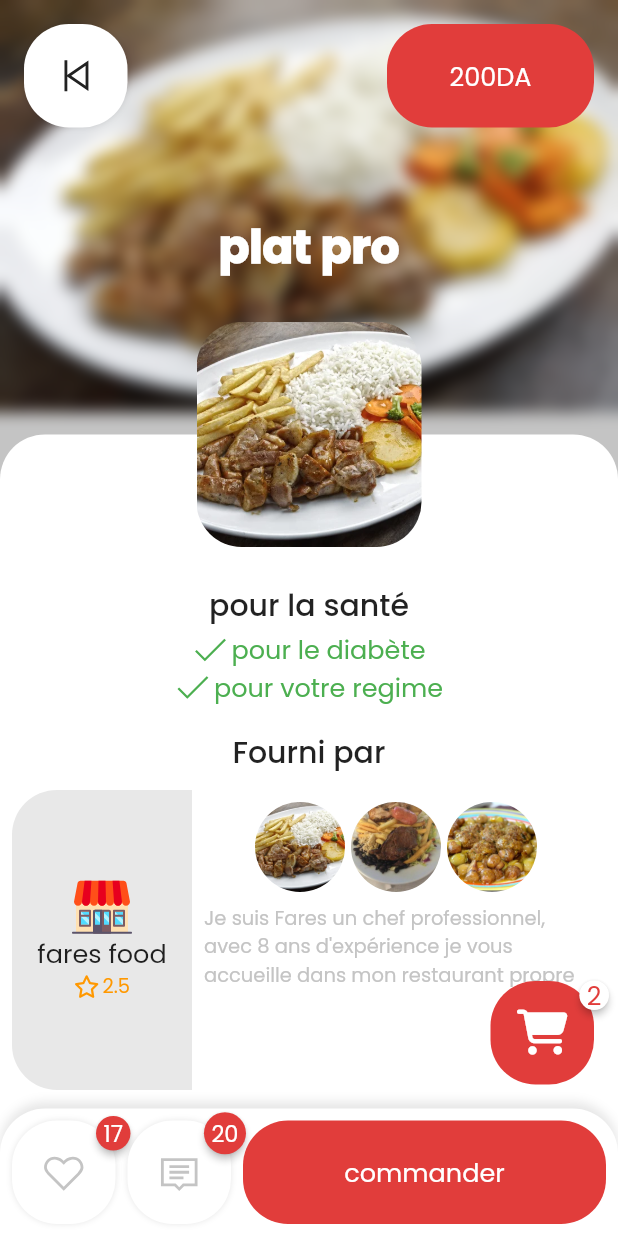
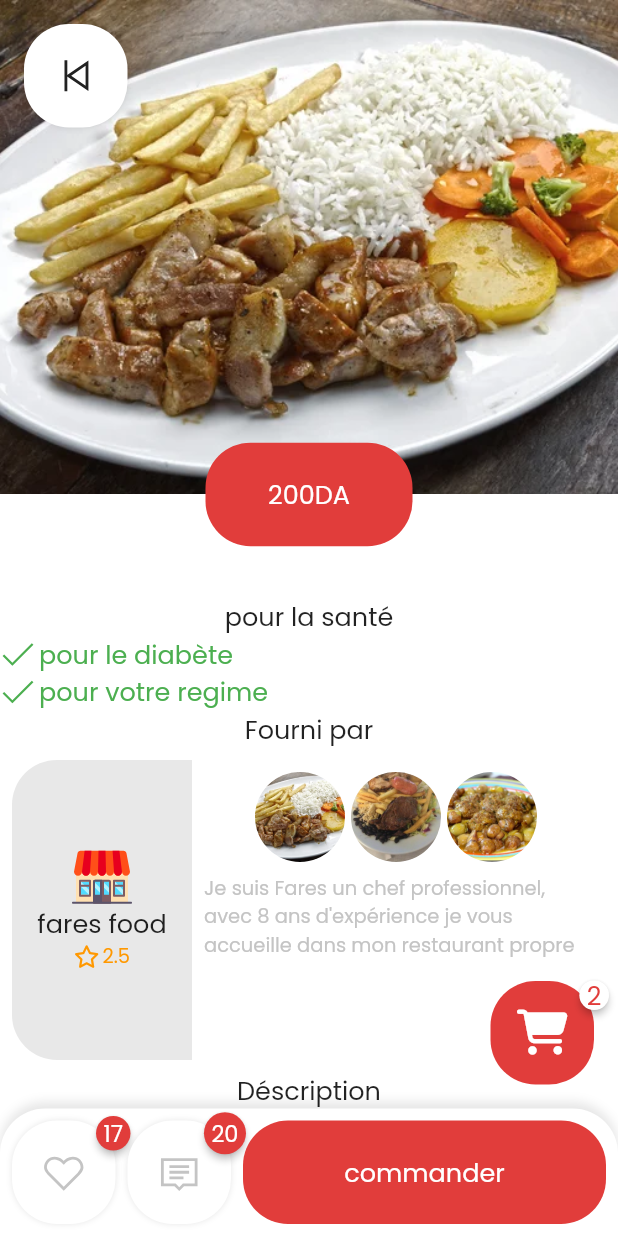
Before and after one commit to HoussemRabah/maclat, a Flutter app: the screen it shows after launch, on a phone screen of 412 x 824 dp. Run offline on Flutter 3.47's test engine with Material 2 defaults, Android fonts, the phone set to English and light mode, and no system bars; drawn by our look-alikes of badges, blur; our stand-ins replace card_swiper, dots_indicator, flutter_custom_clippers, flutter_svg, font_awesome_flutter, line_icons and 1 more.

Commit message:
improve UI

```diff
--- a/lib/UI/Screens/food.dart
+++ b/lib/UI/Screens/food.dart
@@ -37,56 +37,70 @@ class _FoodScreenState extends State<FoodScreen> {
               child: Column(
                 children: [
                   SizedBox(
-                    height: MediaQuery.of(context).size.height * 0.4 - 40.0,
+                    height: MediaQuery.of(context).size.height * 0.4,
                   ),
+                  Stack(
+                    alignment: AlignmentDirectional.topCenter,
+                    clipBehavior: Clip.none,
+                    children: [
                       Container(
                         clipBehavior: Clip.none,
                         width: MediaQuery.of(context).size.width,
-                    height: 1000,
                         decoration: BoxDecoration(
                             color: inColor,
                             borderRadius: BorderRadius.only(
                                 topLeft: Radius.circular(30.0),
                                 topRight: Radius.circular(30.0))),
-                    child: Stack(
-                      alignment: AlignmentDirectional.topCenter,
-                      clipBehavior: Clip.none,
+                        child: Column(
                           children: [
-                        Positioned(
-                          top: -150 / 2,
-                          child: Container(
-                            clipBehavior: Clip.antiAlias,
-                            decoration: BoxDecoration(borderRadius: radius),
-                            width: 150,
-                            height: 150,
-                            child: Image.asset(
-                              "assets/proto/exp1.png",
-                              fit: BoxFit.cover,
+                            SizedBox(
+                              height: 69.0,
                             ),
+                            Text(
+                              "pour la santé",
+                              style: textStyleSimple,
+                            ),
+                            CheckLine(text: "pour le diabète"),
+                            CheckLine(text: "pour votre regime"),
+                            Text(
+                              "Fourni par",
+                              style: textStyleSimple,
+                            ),
+                            StoreCard(
+                                store: Store(name: "fares food", rate: "2.5")),
+                            Text(
+                              "Déscription",
+                              style: textStyleSimple,
+                            ),
+                            Text(
+                              "Lorem Ipsum is simply dummy text of the printing and typesetting industry. Lorem Ipsum has been the industry's standard dummy text ever since the 1500s, when an unknown printer took a galley of type and scrambled it to make a type specimen book",
+                              style:
+                                  textStyleSouSimple.copyWith(color: greyColor),
+                            ),
+                          ],
                         ),
                       ),
                       Positioned(
-                          top: 150 / 2 + 8.0,
-                          child: Column(
+                          top: -69 / 2,
+                          child: Row(
+                            crossAxisAlignment: CrossAxisAlignment.center,
+                            mainAxisAlignment: MainAxisAlignment.center,
                             children: [
-                              TitleBar(title: "pour la santé", button: ""),
-                              CheckLine(text: "pour le diabète"),
-                              CheckLine(text: "pour votre regime"),
-                              TitleBar(title: "Fourni par", button: ""),
-                              StoreCard(
-                                  store:
-                                      Store(name: "fares food", rate: "2.5")),
-                              TitleBar(title: "Déscription", button: ""),
-                              Text(
-                                "Lorem Ipsum is simply dummy text of the printing and typesetting industry. Lorem Ipsum has been the industry's standard dummy text ever since the 1500s, when an unknown printer took a galley of type and scrambled it to make a type specimen book",
-                                style: textStyleSouSimple.copyWith(
-                                    color: greyColor),
-                              ),
+                              Container(
+                                  height: 69,
+                                  width: 69 * 2,
+                                  alignment: Alignment.center,
+                                  padding: EdgeInsets.all(4.0),
+                                  decoration: BoxDecoration(
+                                      borderRadius: radius, color: mainColor),
+                                  child: Text(
+                                    "200DA",
+                                    style: textStyleSimple.copyWith(
+                                        color: inColor),
+                                  )),
                             ],
-                          ),
-                        )
+                          )),
                     ],
-                    ),
                   ),
                 ],
               ),
@@ -100,20 +114,12 @@ class _FoodScreenState extends State<FoodScreen> {
 
   Container backgroundBuilder(BuildContext context) {
     return Container(
-      color: greyColor,
-      width: double.infinity,
+        width: MediaQuery.of(context).size.width,
         height: MediaQuery.of(context).size.height * 0.4,
         child: Image.asset(
           "assets/proto/exp1.png",
           fit: BoxFit.cover,
-      ).blurred(
-        colorOpacity: 0.0,
-        overlay: Text(
-          'plat pro',
-          style: textStyleTitle.copyWith(color: Colors.white),
-        ),
-      ),
-    );
+        ));
   }
 
   Container buildNavigationBar() {
--- a/lib/UI/Widgets/appbar.dart
+++ b/lib/UI/Widgets/appbar.dart
@@ -30,16 +30,6 @@ class _ScreenAppBarState extends State<ScreenAppBar> {
             )),
           ),
           Spacer(),
-          Container(
-              height: 69,
-              width: 69 * 2,
-              alignment: Alignment.center,
-              padding: EdgeInsets.all(4.0),
-              decoration: BoxDecoration(borderRadius: radius, color: mainColor),
-              child: Text(
-                "200DA",
-                style: textStyleSimple.copyWith(color: inColor),
-              )),
         ],
       ),
     );
```
Lines whose indentation alone changed are shown as unchanged.
